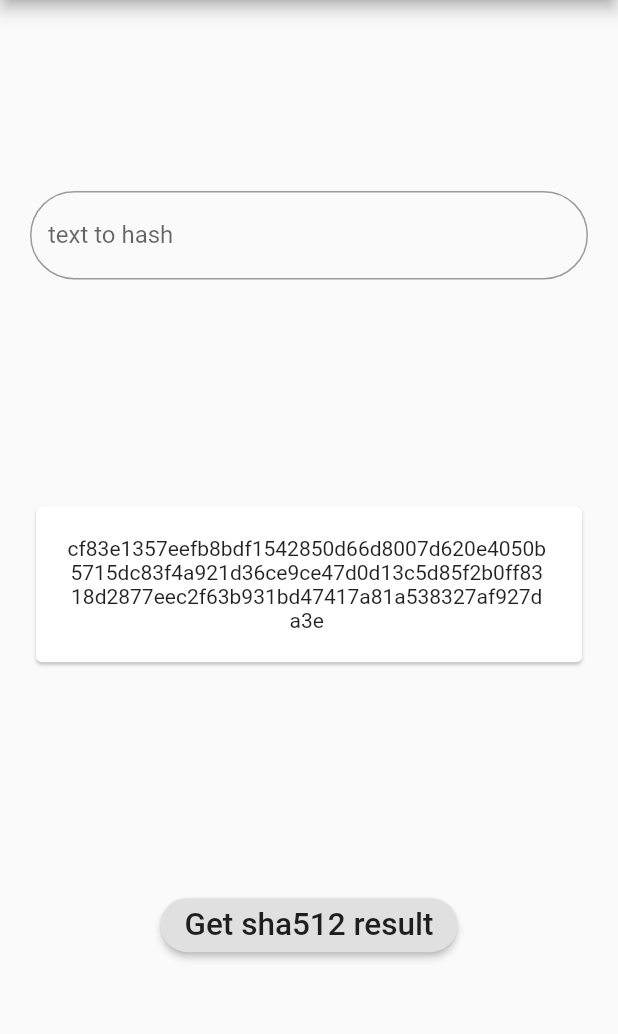
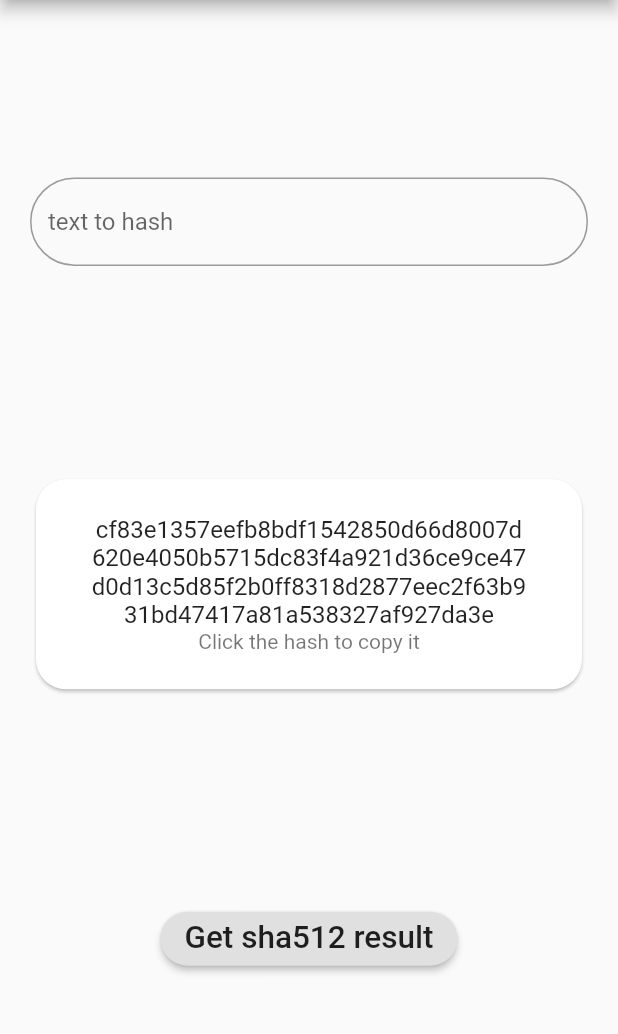
Before and after one commit to asimos-bot/sha512sum, a Flutter app: the screen it shows after launch, after a tap on "Get sha512 result", on a phone screen of 412 x 824 dp, the part 84-1118 px from its top. Run offline on Flutter 3.47's test engine with Material 2 defaults, Android fonts, the phone set to English and light mode, and no system bars.

Commit message:
add copy hash

```diff
--- a/lib/panel.dart
+++ b/lib/panel.dart
@@ -1,4 +1,5 @@
 import 'package:flutter/material.dart';
+import 'package:flutter/services.dart';
 
 import 'controller.dart';
 
@@ -60,17 +61,28 @@ class PanelState extends State<Panel> {
                 )
               )
             ),
-
             //display the hash
             Padding(
               padding: EdgeInsets.all(20.0),
               child: Card(
+                shape: RoundedRectangleBorder(
+                    borderRadius: BorderRadius.circular(20.0)
+                ),
                 child: Padding(
                   padding: EdgeInsets.all(20.0),
                   child: Container(
-                    child: SelectableText(
-                      hasher.getHash(),
-                      textAlign: TextAlign.center,
+                    child: InkWell(
+                      onTap: () => Clipboard.setData(ClipboardData(text: hasher.getHash())),
+                      child: ListTile(
+                        title: Text(
+                          hasher.getHash(),
+                          textAlign: TextAlign.center,
+                        ),
+                        subtitle: Text(
+                          'Click the hash to copy it',
+                          textAlign: TextAlign.center
+                        )
+                      )
                     )
                   )
                 )
@@ -92,7 +104,8 @@ class PanelState extends State<Panel> {
                       textScaleFactor: 1.5,
                     )
                 )
-            ),
+            )
+
           ],
         )
       )
```
